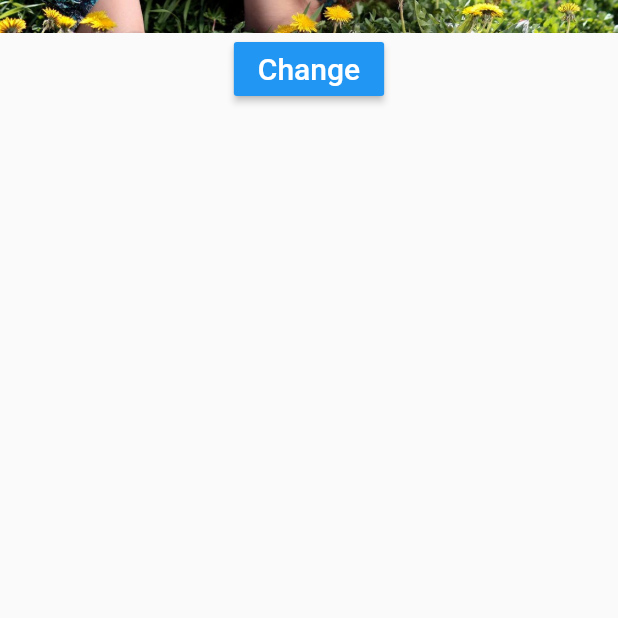
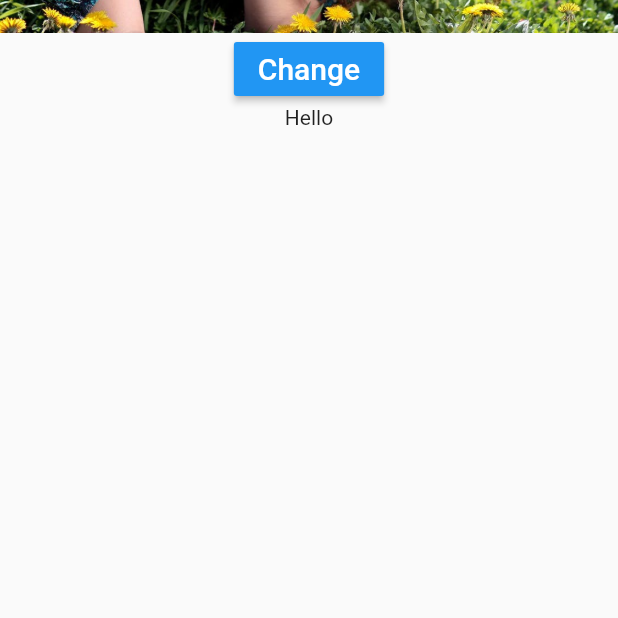
Before and after one commit to neang-makara/new, a Flutter app: the screen it shows after launch, after a tap on "Change", on a phone screen of 412 x 824 dp, the part 463-1081 px from its top. Run offline on Flutter 3.47's test engine with Material 2 defaults, Android fonts, the phone set to English and light mode, and no system bars.

Commit message:
second commit

```diff
--- a/lib/main.dart
+++ b/lib/main.dart
@@ -41,6 +41,9 @@ class _HomeState extends State<Home> {
                 print('$chang');
               });
           }),
+          Center(
+            child: Text("Hello"),
+          )
         ],
       ),
     );
```
